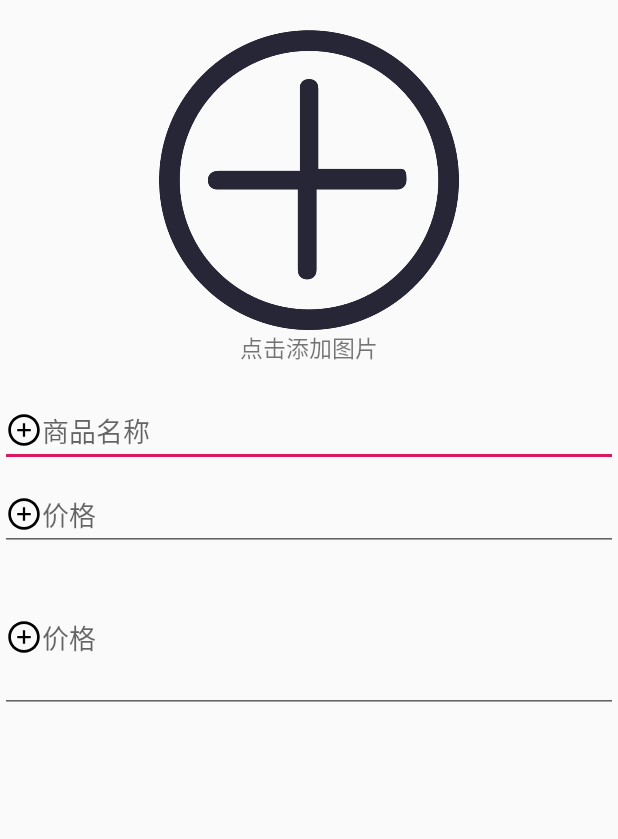
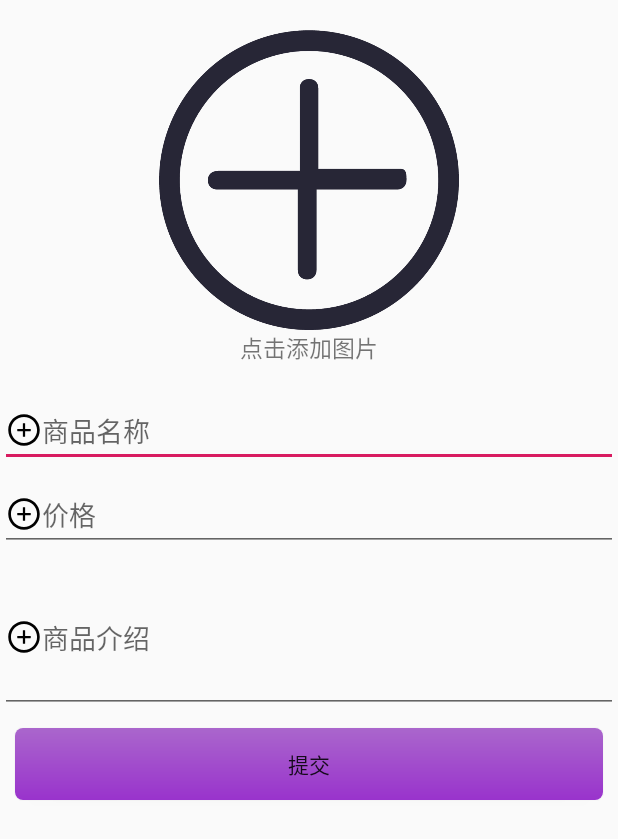
Before and after one commit to suiyi142/FoodOrderMobile, an Android app: the BusinessAddGoodsActivity screen opened directly, with no data from a screen before it, on a phone screen of 412 x 824 dp. Shown: the top 839 px of the screen. Run offline under Robolectric (Android 15) with nearby library versions, the phone set to English and light mode, and no system bars.

Commit message:
商家查看所有商品界面 business find all goods UI

```diff
--- a/app/build.gradle
+++ b/app/build.gradle
@@ -30,4 +30,6 @@ dependencies {
     implementation 'com.google.code.gson:gson:2.8.5'
     implementation 'com.flipboard:bottomsheet-core:1.5.1'
     implementation 'com.android.support:recyclerview-v7:28.0.0'
+    implementation 'com.zhihu.android:matisse:0.4.3'
+    implementation 'com.github.bumptech.glide:glide:3.7.0'
 }
--- a/app/src/main/AndroidManifest.xml
+++ b/app/src/main/AndroidManifest.xml
@@ -26,7 +26,8 @@
         <activity android:name=".view.activity.BusinessActivity" />
         <activity android:name=".view.activity.UserActivity" />
         <activity android:name=".view.activity.UserFoodActivity" />
-        <activity android:name=".view.activity.BusinessAddGoodsActivity"></activity>
+        <activity android:name=".view.activity.BusinessAddGoodsActivity" />
+        <activity android:name=".view.activity.BusinessAllGoodsActivity"></activity>
     </application>
 
 </manifest>
--- a/app/src/main/java/mobile/fom/com/foodordermobile/model/IBusinessModel.java
+++ b/app/src/main/java/mobile/fom/com/foodordermobile/model/IBusinessModel.java
@@ -8,7 +8,7 @@ public interface IBusinessModel {
      *
      * @param callBack
      */
-    void findBusiness(IModelCallBack callBack);
+    void findBusiness(final IModelCallBack callBack);
 
     /**
      * 注册
@@ -16,7 +16,7 @@ public interface IBusinessModel {
      * @param business 注册的business，封装在bean里
      * @param callBack
      */
-    void register(Business business, IModelCallBack callBack);
+    void register(Business business, final IModelCallBack callBack);
 
     /**
      * 登录
@@ -24,7 +24,7 @@ public interface IBusinessModel {
      * @param b_id     账号
      * @param password 密码
      */
-    void login(String b_id, String password, IModelCallBack callBack);
+    void login(String b_id, String password, final IModelCallBack callBack);
 
     /**
      * 获取历史订单
@@ -32,7 +32,7 @@ public interface IBusinessModel {
      * @param b_id
      * @param callBack
      */
-    void getOldOrder(String b_id, IModelCallBack callBack);
+    void getOldOrder(String b_id, final IModelCallBack callBack);
 
     /**
      * 获取新订单
@@ -40,7 +40,25 @@ public interface IBusinessModel {
      * @param b_id
      * @param callBack
      */
-    void getNewOrder(String b_id, IModelCallBack callBack);
+    void getNewOrder(String b_id, final IModelCallBack callBack);
 
+    /**
+     * 添加商品
+     *
+     * @param b_id
+     * @param g_name
+     * @param g_price
+     * @param g_other
+     * @param callBack
+     */
+    void addGoods(String b_id, String g_name, String g_price, String g_other, final IModelCallBack callBack);
+
+    /**
+     * 获取商家所有商品
+     *
+     * @param b_id
+     * @param callBack
+     */
+    void getAllGoods(String b_id, final IModelCallBack callBack);
 
 }
--- /dev/null
+++ b/app/src/main/java/mobile/fom/com/foodordermobile/view/IBusinessAllGoodsView.java
@@ -0,0 +1,22 @@
+package mobile.fom.com.foodordermobile.view;
+
+import java.util.List;
+
+import mobile.fom.com.foodordermobile.bean.Goods;
+
+public interface IBusinessAllGoodsView {
+
+    /**
+     * 设置刷新列表
+     *
+     * @param goodsList
+     */
+    void setGoodsList(List<Goods> goodsList);
+
+    /**
+     * 展示错误信息
+     *
+     * @param msg
+     */
+    void showErrorMsg(String msg);
+}
--- /dev/null
+++ b/app/src/main/java/mobile/fom/com/foodordermobile/view/IBusinessGoodsView.java
@@ -0,0 +1,21 @@
+package mobile.fom.com.foodordermobile.view;
+
+import mobile.fom.com.foodordermobile.bean.Goods;
+
+public interface IBusinessGoodsView {
+
+    /**
+     * 修改成功
+     *
+     * @param goods 返回修改的goods
+     */
+    void changeSuccess(Goods goods);
+
+    /**
+     * 修改失败
+     *
+     * @param msg 失败信息
+     */
+    void changeFailed(String msg);
+
+}
--- a/app/src/main/java/mobile/fom/com/foodordermobile/view/activity/BusinessActivity.java
+++ b/app/src/main/java/mobile/fom/com/foodordermobile/view/activity/BusinessActivity.java
@@ -26,6 +26,7 @@ public class BusinessActivity extends App implements RadioGroup.OnCheckedChangeL
     private TextView tv_business_seats;
     private TextView tv_add_goods;
     private TextView tv_business_exit;
+    private TextView tv_show_goods;
 
     @Override
     protected void onCreate(Bundle savedInstanceState) {
@@ -56,6 +57,8 @@ public class BusinessActivity extends App implements RadioGroup.OnCheckedChangeL
         tv_add_goods.setOnClickListener(this);
         tv_business_exit = findViewById(R.id.tv_business_exit);
         tv_business_exit.setOnClickListener(this);
+        tv_show_goods = findViewById(R.id.tv_show_goods);
+        tv_show_goods.setOnClickListener(this);
     }
 
     /*
@@ -103,6 +106,9 @@ public class BusinessActivity extends App implements RadioGroup.OnCheckedChangeL
             case R.id.tv_add_goods:
                 BusinessAddGoodsActivity.startActivity(this, business);
                 break;
+            case R.id.tv_show_goods:
+                BusinessAllGoodsActivity.startActivity(this,business);
+                break;
         }
 
     }
--- a/app/src/main/java/mobile/fom/com/foodordermobile/view/activity/BusinessAddGoodsActivity.java
+++ b/app/src/main/java/mobile/fom/com/foodordermobile/view/activity/BusinessAddGoodsActivity.java
@@ -4,24 +4,56 @@ import android.content.Context;
 import android.content.Intent;
 import android.support.v7.app.AppCompatActivity;
 import android.os.Bundle;
+import android.view.View;
+import android.widget.Button;
+import android.widget.EditText;
+import android.widget.ImageView;
+
+import java.util.ArrayList;
 
 import mobile.fom.com.foodordermobile.R;
 import mobile.fom.com.foodordermobile.bean.Business;
+import mobile.fom.com.foodordermobile.bean.Goods;
+import mobile.fom.com.foodordermobile.presenter.BusinessPresenter;
+import mobile.fom.com.foodordermobile.util.EditTextUtil;
+import mobile.fom.com.foodordermobile.util.ToastUtil;
+import mobile.fom.com.foodordermobile.view.IBusinessGoodsView;
 
-public class BusinessAddGoodsActivity extends AppCompatActivity {
+public class BusinessAddGoodsActivity extends AppCompatActivity implements View.OnClickListener, IBusinessGoodsView {
 
     private Business business;
+    private ImageView iv_add;
+    private EditText et_name;
+    private EditText et_price;
+    private EditText et_other;
+    private Button bt_submit;
+    private ArrayList<EditText> editTextArrayList = new ArrayList<>();
+    private BusinessPresenter presenter;
 
     @Override
     protected void onCreate(Bundle savedInstanceState) {
         super.onCreate(savedInstanceState);
         setContentView(R.layout.activity_business_add_goods);
+        presenter = new BusinessPresenter(this);
         initData();
+        initView();
     }
 
     private void initData() {
         Intent intent = getIntent();
         business = (Business) intent.getSerializableExtra("business");
+    }
+
+    private void initView() {
+        iv_add = findViewById(R.id.iv_business_add);
+        et_name = findViewById(R.id.et_business_add_name);
+        et_price = findViewById(R.id.et_business_add_price);
+        et_other = findViewById(R.id.et_business_add_other);
+        editTextArrayList.add(et_name);
+        editTextArrayList.add(et_price);
+        editTextArrayList.add(et_other);
+        bt_submit = findViewById(R.id.bt_business_add_submit);
+        bt_submit.setOnClickListener(this);
     }
 
     public static void startActivity(Context context, Business business) {
@@ -30,4 +62,29 @@ public class BusinessAddGoodsActivity extends AppCompatActivity {
         context.startActivity(intent);
 
     }
+
+    @Override
+    public void onClick(View v) {
+        if (EditTextUtil.isEmpty(editTextArrayList)){
+            ToastUtil.showToast(this,"有值为空");
+            return;
+        }
+        String name = et_name.getText().toString().trim();
+        String price = et_price.getText().toString().trim();
+        String other = et_other.getText().toString().trim();
+        presenter.addGoods(business.getB_id(),name,price,other);
+
+
+    }
+
+    //------------------------------接口回调-----------------------
+    @Override
+    public void changeSuccess(Goods goods) {
+
+    }
+
+    @Override
+    public void changeFailed(String msg) {
+
+    }
 }
--- a/app/src/main/res/layout/activity_business_add_goods.xml
+++ b/app/src/main/res/layout/activity_business_add_goods.xml
@@ -33,22 +33,31 @@
 
     <EditText
         android:id="@+id/et_business_add_price"
-        android:inputType="number"
         android:layout_width="match_parent"
         android:layout_height="wrap_content"
         android:layout_below="@+id/et_business_add_name"
         android:layout_marginTop="8dp"
         android:drawableLeft="@drawable/ic_add_circle"
-        android:hint="价格" />
+        android:hint="价格"
+        android:inputType="number" />
 
     <EditText
         android:id="@+id/et_business_add_other"
         android:layout_width="match_parent"
         android:layout_height="100dp"
-        android:maxLines="3"
         android:layout_below="@+id/et_business_add_price"
         android:layout_marginTop="8dp"
         android:drawableLeft="@drawable/ic_add_circle"
-        android:hint="价格" />
+        android:hint="商品介绍"
+        android:maxLines="3" />
+
+    <Button
+        android:id="@+id/bt_business_add_submit"
+        android:layout_width="match_parent"
+        android:layout_height="wrap_content"
+        android:layout_below="@+id/et_business_add_other"
+        android:layout_margin="10dp"
+        android:background="@drawable/btn_shape"
+        android:text="提交" />
 
 </RelativeLayout>
```
Also changed, not shown: app/src/main/java/mobile/fom/com/foodordermobile/adapter/BusinessGoodsAdapter.java (added, +62 -0 lines), app/src/main/java/mobile/fom/com/foodordermobile/model/model/BusinessModel.java (+16 -0 lines), app/src/main/java/mobile/fom/com/foodordermobile/presenter/BusinessPresenter.java (+74 -22 lines), app/src/main/java/mobile/fom/com/foodordermobile/view/activity/BusinessAllGoodsActivity.java (added, +94 -0 lines), app/src/main/res/layout/activity_business_all_goods.xml (added, +21 -0 lines), app/src/main/res/layout/item_business_goods.xml (added, +68 -0 lines), app/src/main/res/layout/layout_business_left.xml (+11 -1 lines).
